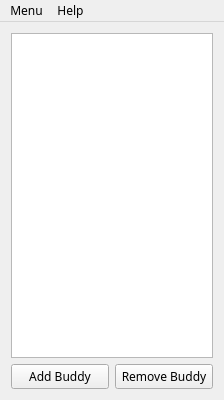
Qt form slm_machine/ui/slm_machine.ui (mahdiattarbashi/slmmachine) before a commit.
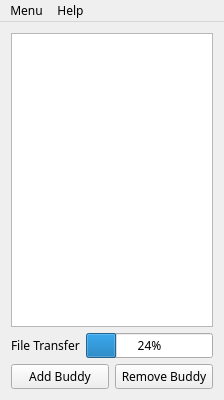
The same form after that commit. Icons and pictures are not drawn.

Commit message: File Transfer Dialogs are embedded into main windows. Seperate File Transfer Dialogs are eliminated

Diff of the .ui file:
```diff
--- a/slm_machine/ui/slm_machine.ui
+++ b/slm_machine/ui/slm_machine.ui
@@ -27,12 +27,28 @@
    <locale language="Turkish" country="Turkey"/>
   </property>
   <widget class="QWidget" name="centralWidget">
-   <layout class="QVBoxLayout" name="verticalLayout_2">
-    <item>
      <layout class="QVBoxLayout" name="verticalLayout">
       <item>
        <widget class="QListView" name="buddyList"/>
       </item>
+    <item>
+     <layout class="QHBoxLayout" name="horizontalLayout_2">
+      <item>
+       <widget class="QLabel" name="fileTransferLabel">
+        <property name="text">
+         <string>File Transfer</string>
+        </property>
+       </widget>
+      </item>
+      <item>
+       <widget class="QProgressBar" name="fileTransferProgressBar">
+        <property name="value">
+         <number>24</number>
+        </property>
+       </widget>
+      </item>
+     </layout>
+    </item>
       <item>
        <layout class="QHBoxLayout" name="horizontalLayout">
         <item>
@@ -52,8 +68,6 @@
        </layout>
       </item>
      </layout>
-    </item>
-   </layout>
   </widget>
   <widget class="QMenuBar" name="menuBar">
    <property name="geometry">
```
Left out of the diff: 14 changed lines with no effect on the pictures. Lines whose indentation alone changed are shown as unchanged. The commit also changes 5 other files.
